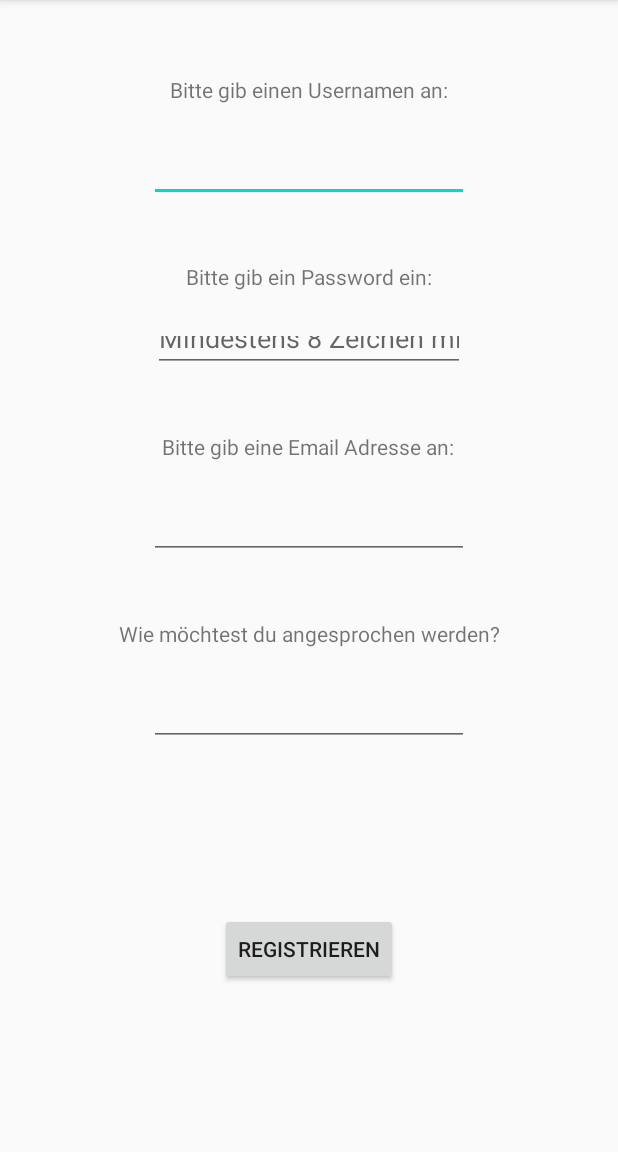
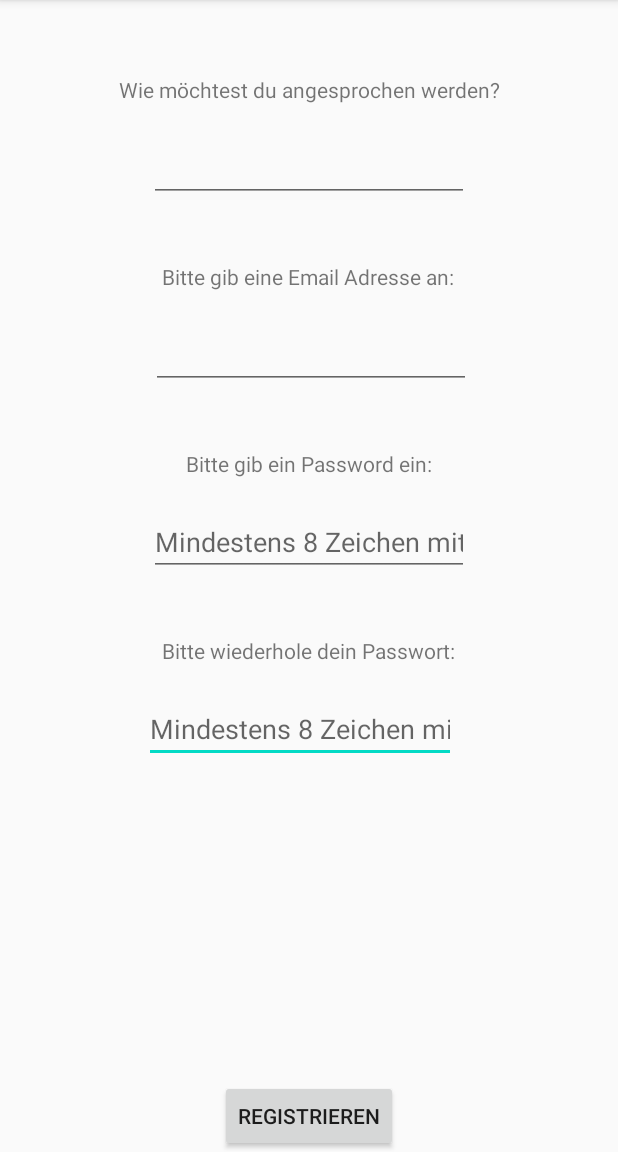
Before and after one commit to LauraGroettrup/MindMirror, an Android app: the Registration screen opened directly, with no data from a screen before it, after a tap on "REGISTRIEREN", on a phone screen of 412 x 824 dp, the part 84-1236 px from its top. Run offline under Robolectric (Android 15) with nearby library versions, the phone set to English and light mode, and no system bars.

Commit message:
Delete Nickname from user and adapt registration

```diff
--- a/app/src/main/java/com/fh/joanneum/mindmirror/PathSelection.kt
+++ b/app/src/main/java/com/fh/joanneum/mindmirror/PathSelection.kt
@@ -13,7 +13,7 @@ class PathSelection : AppCompatActivity() {
         super.onCreate(savedInstanceState)
         setContentView(R.layout.path_selection)
 
-        lblHello.setText(getString(R.string.hello, User.getNickname()))
+        lblHello.setText(getString(R.string.hello, User.getUsername()))
 
         btnConventionel.setOnClickListener {
             val intent = Intent(this, ConventionalStart::class.java)
--- a/app/src/main/java/com/fh/joanneum/mindmirror/Registration.kt
+++ b/app/src/main/java/com/fh/joanneum/mindmirror/Registration.kt
@@ -19,12 +19,11 @@ class Registration : AppCompatActivity() {
 
     private fun checkForm() {
         initialiseUser()
-        if (User.getEmail().equals("") || User.getNickname().equals("") || User.getPassword()
-                .equals("") || User.getUsername().equals("")
-        ){
+        if (User.getEmail().equals("") || User.getUsername().equals("") || User.getPassword()
+                .equals("")
+        ) {
             Log.e("Error", "Please fill out all fields")
-        }
-        else {
+        } else {
             val intent = Intent(this, RegistrationConfirmation::class.java)
             startActivity(intent)
         }
@@ -34,6 +33,5 @@ class Registration : AppCompatActivity() {
         User.setUsername(editEnterUsername.text.toString())
         User.setEmail(editEnterEmail.text.toString())
         User.setPassword(editEnterPasswort.text.toString())
-        User.setNickname(editEnterName.text.toString())
     }
 }
--- a/app/src/main/java/com/fh/joanneum/mindmirror/RegistrationConfirmation.kt
+++ b/app/src/main/java/com/fh/joanneum/mindmirror/RegistrationConfirmation.kt
@@ -12,7 +12,7 @@ class RegistrationConfirmation : AppCompatActivity() {
         setContentView(R.layout.registration_confirmation)
 
 
-        lblEmail.setText(getString(R.string.welcome, User.getNickname()))
+        lblEmail.setText(getString(R.string.welcome, User.getUsername()))
 
         btnToLogin.setOnClickListener {
             val intent = Intent(this, Login::class.java)
--- a/app/src/main/java/com/fh/joanneum/mindmirror/analysis/EarlyEnd.kt
+++ b/app/src/main/java/com/fh/joanneum/mindmirror/analysis/EarlyEnd.kt
@@ -16,7 +16,7 @@ class EarlyEnd : AppCompatActivity() {
         super.onCreate(savedInstanceState)
         setContentView(R.layout.early_end)
 
-        lblGoodbye.text= getString(R.string.goodbye, User.getNickname())
+        lblGoodbye.text= getString(R.string.goodbye, User.getUsername())
 
         btnBackToMain.setOnClickListener {
             val intent = Intent(this, PathSelection::class.java)
--- a/app/src/main/java/com/fh/joanneum/mindmirror/model/User.kt
+++ b/app/src/main/java/com/fh/joanneum/mindmirror/model/User.kt
@@ -2,7 +2,6 @@ object User {
     private var username: String = ""
     private var password: String = ""
     private var email: String = ""
-    private var nickname: String = ""
 
     fun getUsername():String{
         return username
@@ -24,11 +23,4 @@ object User {
     fun setEmail(email:String){
         this.email = email
     }
-
-    fun getNickname():String{
-        return nickname
-    }
-    fun setNickname(nickname:String){
-        this.nickname = nickname
-    }
 }
--- a/app/src/main/res/layout/registration.xml
+++ b/app/src/main/res/layout/registration.xml
@@ -6,13 +6,27 @@
     android:layout_width="match_parent"
     android:layout_height="match_parent">
 
+    <EditText
+        android:id="@+id/editRepeatPasswort"
+        android:layout_width="208dp"
+        android:layout_height="wrap_content"
+        android:layout_marginTop="@dimen/small"
+        android:autofillHints="password"
+        android:ems="10"
+        android:hint="@string/enter_password_hint"
+        android:inputType="textPassword"
+        app:layout_constraintEnd_toEndOf="parent"
+        app:layout_constraintHorizontal_bias="0.472"
+        app:layout_constraintStart_toStartOf="parent"
+        app:layout_constraintTop_toBottomOf="@+id/lblRepeatPasswort" />
+
     <TextView
         android:id="@+id/lblEnterUserName"
         android:layout_width="wrap_content"
         android:layout_height="wrap_content"
         android:layout_marginTop="@dimen/distance_text_top"
         android:labelFor="@id/editEnterUsername"
-        android:text="@string/enter_username"
+        android:text="@string/enter_name"
         app:layout_constraintEnd_toEndOf="parent"
         app:layout_constraintStart_toStartOf="parent"
         app:layout_constraintTop_toTopOf="parent" />
@@ -37,12 +51,12 @@
         android:text="@string/enter_password"
         app:layout_constraintEnd_toEndOf="parent"
         app:layout_constraintStart_toStartOf="parent"
-        app:layout_constraintTop_toBottomOf="@+id/editEnterUsername" />
+        app:layout_constraintTop_toBottomOf="@+id/editEnterEmail" />
 
     <EditText
         android:id="@+id/editEnterPasswort"
-        android:layout_width="208dp"
-        android:layout_height="34dp"
+        android:layout_width="wrap_content"
+        android:layout_height="wrap_content"
         android:layout_marginTop="@dimen/small"
         android:autofillHints="password"
         android:ems="10"
@@ -62,7 +76,7 @@
         app:layout_constraintEnd_toEndOf="parent"
         app:layout_constraintHorizontal_bias="0.497"
         app:layout_constraintStart_toStartOf="parent"
-        app:layout_constraintTop_toBottomOf="@+id/editEnterPasswort" />
+        app:layout_constraintTop_toBottomOf="@+id/editEnterUsername" />
 
     <EditText
         android:id="@+id/editEnterEmail"
@@ -73,32 +87,9 @@
         android:ems="10"
         android:inputType="textEmailAddress"
         app:layout_constraintEnd_toEndOf="parent"
+        app:layout_constraintHorizontal_bias="0.507"
         app:layout_constraintStart_toStartOf="parent"
         app:layout_constraintTop_toBottomOf="@+id/lblEnterEmail" />
-
-    <TextView
-        android:id="@+id/lblEnterName"
-        android:layout_width="wrap_content"
-        android:layout_height="wrap_content"
-        android:layout_marginTop="@dimen/medium"
-        android:labelFor="@id/editEnterName"
-        android:text="@string/enter_name"
-        app:layout_constraintEnd_toEndOf="parent"
-        app:layout_constraintStart_toStartOf="parent"
-        app:layout_constraintTop_toBottomOf="@+id/editEnterEmail" />
-
-    <EditText
-        android:id="@+id/editEnterName"
-        android:layout_width="wrap_content"
-        android:layout_height="wrap_content"
-        android:layout_marginTop="@dimen/small"
-        android:autofillHints="username"
-        android:ems="10"
-        android:inputType="textPersonName"
-        app:layout_constraintEnd_toEndOf="parent"
-        app:layout_constraintStart_toStartOf="parent"
-        app:layout_constraintTop_toBottomOf="@+id/lblEnterName"
-        android:imeOptions="actionDone"/>
 
     <Button
         android:id="@+id/btnRegister"
@@ -107,7 +98,16 @@
         android:text="@string/register"
         app:layout_constraintBottom_toBottomOf="parent"
         app:layout_constraintEnd_toEndOf="parent"
+        app:layout_constraintStart_toStartOf="parent" />
+
+    <TextView
+        android:id="@+id/lblRepeatPasswort"
+        android:layout_width="wrap_content"
+        android:layout_height="wrap_content"
+        android:layout_marginTop="@dimen/medium"
+        android:text="@string/repeat_passowrt"
+        app:layout_constraintEnd_toEndOf="parent"
         app:layout_constraintStart_toStartOf="parent"
-        app:layout_constraintTop_toBottomOf="@+id/editEnterName" />
+        app:layout_constraintTop_toBottomOf="@+id/editEnterPasswort" />
 
 </androidx.constraintlayout.widget.ConstraintLayout>
--- a/app/src/main/res/values/strings.xml
+++ b/app/src/main/res/values/strings.xml
@@ -1,8 +1,8 @@
 <resources>
     <string name="app_name">MindMirror</string>
-    <string name="enter_username">Bitte gib einen Usernamen an:</string>
     <string name="enter_password">Bitte gib ein Password ein:</string>
     <string name="enter_password_hint">Mindestens 8 Zeichen mit einer Zahl und einem Sonderzeichen.</string>
+    <string name="repeat_passowrt">Bitte wiederhole dein Passwort:</string>
     <string name="enter_password_warning">Dieses Passwort entspricht nicht den Anforderungen!</string>
     <string name="enter_email">Bitte gib eine Email Adresse an:</string>
     <string name="enter_name">Wie möchtest du angesprochen werden?</string>
```
